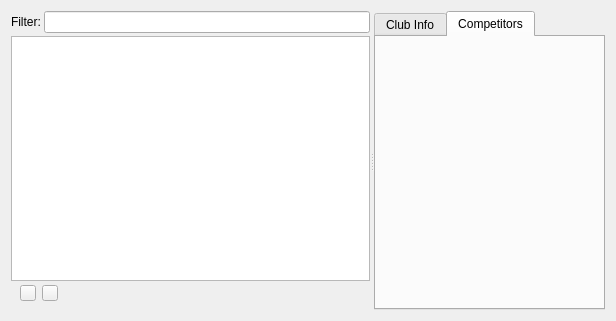
First picture: the form in ClubsEditor.ui, repository gcdean/JudoMaster, before the edit.
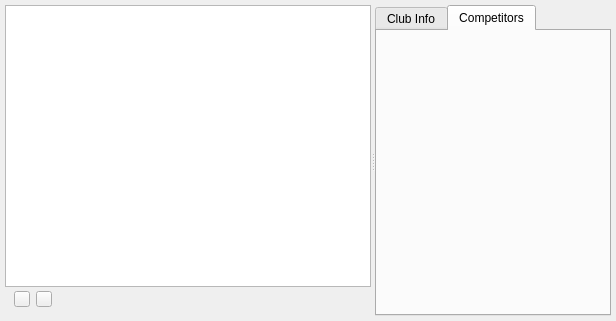
Second picture: the form after the edit. Icons and pictures are not drawn. Custom widgets are drawn as their Qt base class.

Commit message: Moved the importing of a csv file into a separate command. The BracketEditor now allows editing the places of a bracket. Converted the bracket places from QString to int to represent the competitor id. Removed some warnings.

What changed in the file:
```diff
--- a/ClubsEditor.ui
+++ b/ClubsEditor.ui
@@ -14,6 +14,18 @@
    <string>Form</string>
   </property>
   <layout class="QHBoxLayout" name="horizontalLayout_2">
+   <property name="leftMargin">
+    <number>5</number>
+   </property>
+   <property name="topMargin">
+    <number>5</number>
+   </property>
+   <property name="rightMargin">
+    <number>5</number>
+   </property>
+   <property name="bottomMargin">
+    <number>5</number>
+   </property>
    <item>
     <widget class="QSplitter" name="splitter_2">
      <property name="orientation">
@@ -28,20 +40,6 @@
         <property name="spacing">
          <number>3</number>
         </property>
-        <item>
-         <layout class="QHBoxLayout" name="horizontalLayout">
-          <item>
-           <widget class="QLabel" name="label">
-            <property name="text">
-             <string>Filter:</string>
-            </property>
-           </widget>
-          </item>
-          <item>
-           <widget class="QLineEdit" name="filterEdit"/>
-          </item>
-         </layout>
-        </item>
         <item>
          <widget class="QListView" name="clubList">
           <property name="editTriggers">
```
Left out of the diff: 2 changed lines with no effect on the pictures. The commit also changes 17 other files.
